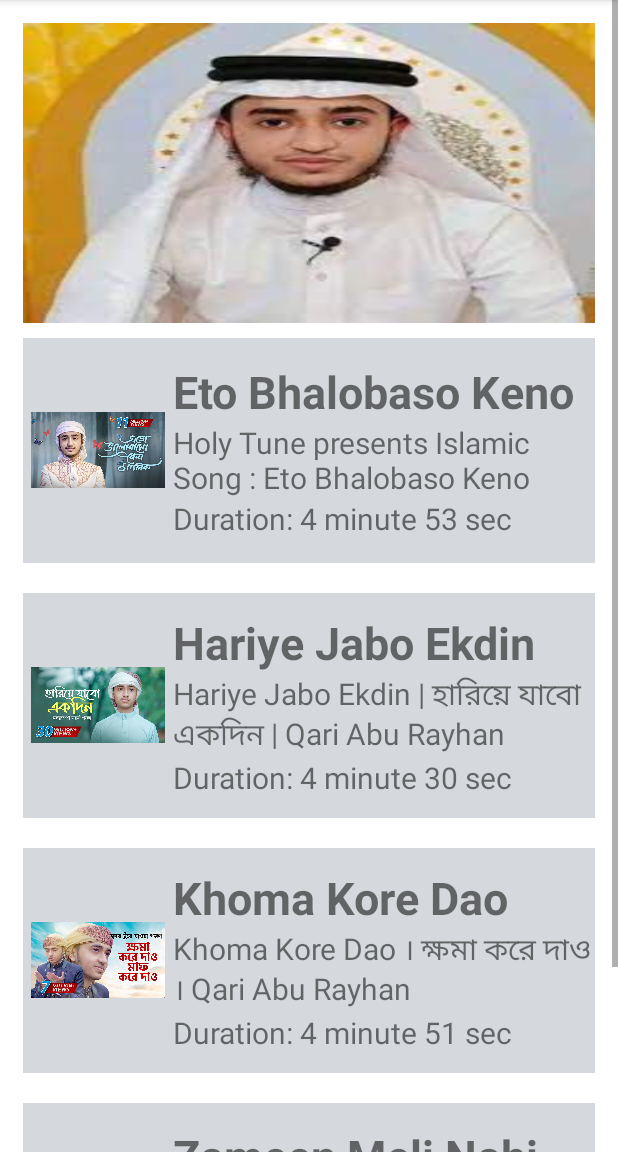
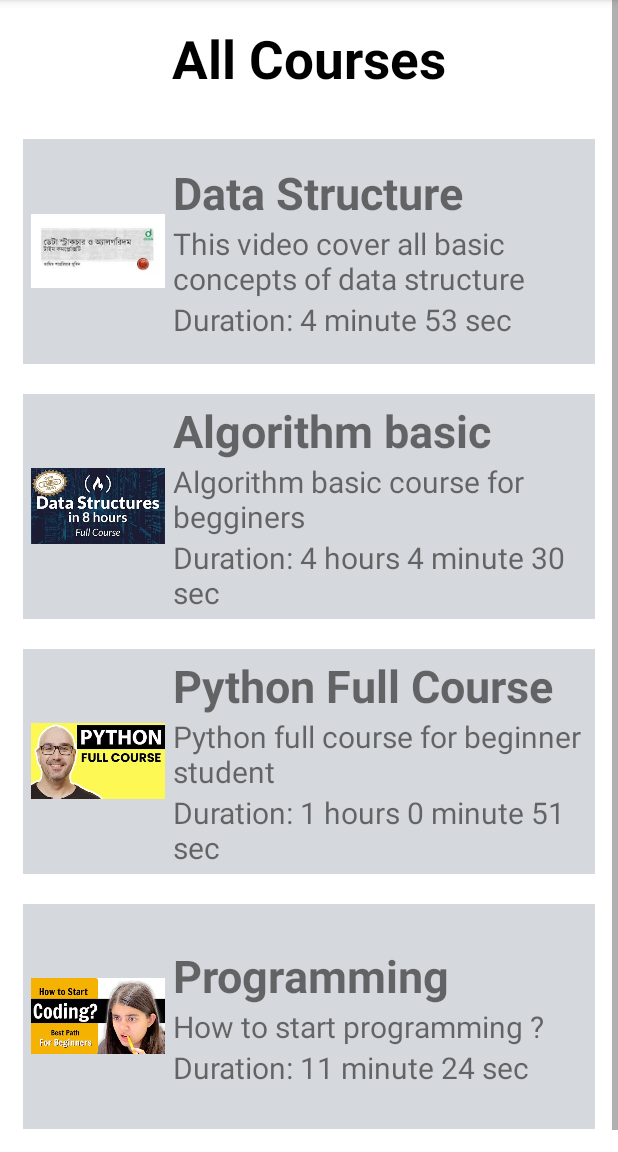
Before and after one commit to ab-atiq/BRUR-CMS-Student, an Android app: the VideoPlayerApp screen opened directly, with no data from a screen before it, on a phone screen of 412 x 824 dp, the part 84-1236 px from its top. Run offline under Robolectric (Android 15) with nearby library versions, the phone set to English and light mode, and no system bars.

Commit message:
course video added

```diff
--- a/app/src/main/java/com/atiq/cmsstudent/MainActivity.java
+++ b/app/src/main/java/com/atiq/cmsstudent/MainActivity.java
@@ -88,9 +88,11 @@ public class MainActivity extends AppCompatActivity implements NavigationView.On
             case R.id.navigation_share:
                 Toast.makeText(this, "Share", Toast.LENGTH_SHORT).show();
                 break;
+
             case R.id.navigation_chat:
                 startActivity(new Intent(getApplicationContext(), ChatActivity.class));
                 break;
+
             case R.id.navigation_logout:
                 auth.signOut();
                 startActivity(new Intent(getApplicationContext(), SignInActivity.class));
--- a/app/src/main/java/com/atiq/cmsstudent/ui/home/HomeFragment.java
+++ b/app/src/main/java/com/atiq/cmsstudent/ui/home/HomeFragment.java
@@ -29,9 +29,9 @@ public class HomeFragment extends Fragment {
         imageView = view.findViewById(R.id.map);
 
         ArrayList<SlideModel> imageList = new ArrayList<>();
-        imageList.add(new SlideModel("https://bit.ly/2YoJ77H","This is description", ScaleTypes.CENTER_CROP));
-        imageList.add(new SlideModel("https://bit.ly/2BteuF2","This is description",ScaleTypes.CENTER_CROP));
-        imageList.add(new SlideModel("https://bit.ly/3fLJf72","This is description",ScaleTypes.CENTER_CROP));
+        imageList.add(new SlideModel("https://www.bssnews.net/assets/news_photos/2022/04/24/image-57658-1650807255.jpg","This is description", ScaleTypes.CENTER_CROP));
+        imageList.add(new SlideModel("https://brur.ac.bd/wp-content/uploads/2021/11/BRUR-Photo-5-10.11.2021-400x200.jpg","This is description",ScaleTypes.CENTER_CROP));
+        imageList.add(new SlideModel("https://encrypted-tbn0.gstatic.com/images?q=tbn:ANd9GcTzzBRszjz0NDoebCacXaMwP8dBlcDjxjhu60jr8-5OBX52NM5pIgQsH6GloVfpOWzzOZ8&usqp=CAU","This is description",ScaleTypes.CENTER_CROP));
         imageSlider.setImageList(imageList);
 
         imageView.setOnClickListener(new View.OnClickListener() {
--- /dev/null
+++ b/app/src/main/res/drawable/baseline_chat.xml
@@ -0,0 +1,5 @@
+<vector android:autoMirrored="true" android:height="24dp"
+    android:tint="#FFFFFF" android:viewportHeight="24"
+    android:viewportWidth="24" android:width="24dp" xmlns:android="http://schemas.android.com/apk/res/android">
+    <path android:fillColor="@android:color/white" android:pathData="M20,2L4,2c-1.1,0 -1.99,0.9 -1.99,2L2,22l4,-4h14c1.1,0 2,-0.9 2,-2L22,4c0,-1.1 -0.9,-2 -2,-2zM6,9h12v2L6,11L6,9zM14,14L6,14v-2h8v2zM18,8L6,8L6,6h12v2z"/>
+</vector>
--- /dev/null
+++ b/app/src/main/res/drawable/baseline_logout_24.xml
@@ -0,0 +1,5 @@
+<vector android:autoMirrored="true" android:height="24dp"
+    android:tint="#FF0000" android:viewportHeight="24"
+    android:viewportWidth="24" android:width="24dp" xmlns:android="http://schemas.android.com/apk/res/android">
+    <path android:fillColor="@android:color/white" android:pathData="M17,7l-1.41,1.41L18.17,11H8v2h10.17l-2.58,2.58L17,17l5,-5zM4,5h8V3H4c-1.1,0 -2,0.9 -2,2v14c0,1.1 0.9,2 2,2h8v-2H4V5z"/>
+</vector>
--- a/app/src/main/res/layout/activity_video_player.xml
+++ b/app/src/main/res/layout/activity_video_player.xml
@@ -14,11 +14,15 @@
             android:layout_height="match_parent"
             android:orientation="vertical"
             android:layout_margin="15dp">
-            <ImageView
-                android:layout_width="match_parent"
-                android:layout_height="200dp"
-                android:src="@drawable/abu_raihan"
-                android:scaleType="fitXY"
+            <TextView
+                android:layout_width="wrap_content"
+                android:layout_height="wrap_content"
+                android:text="All Courses"
+                android:textSize="35dp"
+                android:textStyle="bold"
+                android:layout_gravity="center"
+                android:textColor="@color/black"
+                android:layout_marginBottom="20dp"
                 />
             <LinearLayout
                 android:id="@+id/videoSong1"
@@ -32,7 +36,7 @@
                 <ImageView
                     android:layout_width="100dp"
                     android:layout_height="100dp"
-                    android:src="@drawable/eto_valo_baso_keno"
+                    android:src="@drawable/ds_basic"
                     android:layout_gravity="center"
                     android:padding="5dp"/>
                 <LinearLayout
@@ -43,7 +47,7 @@
                     <TextView
                         android:layout_width="match_parent"
                         android:layout_height="wrap_content"
-                        android:text="Eto Bhalobaso Keno Malik"
+                        android:text="Data Structure"
                         android:textSize="30dp"
                         android:textStyle="bold"
                         android:maxLines="1"
@@ -51,9 +55,8 @@
                     <TextView
                         android:layout_width="match_parent"
                         android:layout_height="wrap_content"
-                        android:text="Holy Tune presents Islamic Song : Eto Bhalobaso Keno Malik । Qari Abu Rayhan । Bangla Islamic Song 2022 । Bangla Islamic Song 2022   "
+                        android:text="This video cover all basic concepts of data structure"
                         android:textSize="20dp"
-
                         android:maxLines="2"
                         />
                     <TextView
@@ -75,7 +78,7 @@
                 <ImageView
                     android:layout_width="100dp"
                     android:layout_height="100dp"
-                    android:src="@drawable/hariye_jabo_ekdin"
+                    android:src="@drawable/dsa_course"
                     android:layout_gravity="center"
                     android:padding="5dp"/>
                 <LinearLayout
@@ -86,7 +89,7 @@
                     <TextView
                         android:layout_width="match_parent"
                         android:layout_height="wrap_content"
-                        android:text="Hariye Jabo Ekdin"
+                        android:text="Algorithm basic"
                         android:textSize="30dp"
                         android:textStyle="bold"
                         android:maxLines="1"
@@ -94,7 +97,7 @@
                     <TextView
                         android:layout_width="match_parent"
                         android:layout_height="wrap_content"
-                        android:text="Hariye Jabo Ekdin | হারিয়ে যাবো একদিন | Qari Abu Rayhan"
+                        android:text="Algorithm basic course for begginers"
                         android:textSize="20dp"
 
                         android:maxLines="2"
@@ -102,7 +105,7 @@
                     <TextView
                         android:layout_width="match_parent"
                         android:layout_height="wrap_content"
-                        android:text="Duration: 4 minute 30 sec"
+                        android:text="Duration: 4 hours 4 minute 30 sec"
                         android:textSize="20dp"
                         />
                 </LinearLayout>
@@ -118,7 +121,7 @@
                 <ImageView
                     android:layout_width="100dp"
                     android:layout_height="100dp"
-                    android:src="@drawable/khoma_kore_dao"
+                    android:src="@drawable/python"
                     android:layout_gravity="center"
                     android:padding="5dp"/>
                 <LinearLayout
@@ -129,7 +132,7 @@
                     <TextView
                         android:layout_width="match_parent"
                         android:layout_height="wrap_content"
-                        android:text="Khoma Kore Dao"
+                        android:text="Python Full Course"
                         android:textSize="30dp"
                         android:textStyle="bold"
                         android:maxLines="1"
@@ -137,7 +140,7 @@
                     <TextView
                         android:layout_width="match_parent"
                         android:layout_height="wrap_content"
-                        android:text="Khoma Kore Dao । ক্ষমা করে দাও । Qari Abu Rayhan"
+                        android:text="Python full course for beginner student"
                         android:textSize="20dp"
 
                         android:maxLines="2"
@@ -145,7 +148,7 @@
                     <TextView
                         android:layout_width="match_parent"
                         android:layout_height="wrap_content"
-                        android:text="Duration: 4 minute 51 sec"
+                        android:text="Duration: 1 hours 0 minute 51 sec"
                         android:textSize="20dp"
                         />
                 </LinearLayout>
@@ -161,7 +164,7 @@
                 <ImageView
                     android:layout_width="100dp"
                     android:layout_height="100dp"
-                    android:src="@drawable/zameen_meli_nahi"
+                    android:src="@drawable/programming"
                     android:layout_gravity="center"
                     android:padding="5dp"/>
                 <LinearLayout
@@ -172,7 +175,7 @@
                     <TextView
                         android:layout_width="match_parent"
                         android:layout_height="wrap_content"
-                        android:text="Zameen Meli Nahi Hoti Zaman Mela Nahi Hota"
+                        android:text="Programming"
                         android:textSize="30dp"
                         android:textStyle="bold"
                         android:maxLines="1"
@@ -180,7 +183,7 @@
                     <TextView
                         android:layout_width="match_parent"
                         android:layout_height="wrap_content"
-                        android:text="Zameen Meli Nahi Hoti Zaman Mela Nahi Hota। Qari Abu Rayhan। Heart Touching Naat 2022"
+                        android:text="How to start programming ?"
                         android:textSize="20dp"
 
                         android:maxLines="2"
@@ -188,7 +191,7 @@
                     <TextView
                         android:layout_width="match_parent"
                         android:layout_height="wrap_content"
-                        android:text="Duration: 5 minute 24 sec"
+                        android:text="Duration: 11 minute 24 sec"
                         android:textSize="20dp"
                         />
                 </LinearLayout>
```
Also changed, not shown: app/src/main/java/com/atiq/cmsstudent/VideoPlayerApp.java (+4 -4 lines), app/src/main/res/menu/navigation_drawer.xml (+6 -5 lines), app/src/main/res/drawable/ds_basic.webp (added), app/src/main/res/drawable/dsa_course.webp (added), app/src/main/res/drawable/programming.webp (added), app/src/main/res/drawable/python.webp (added).
